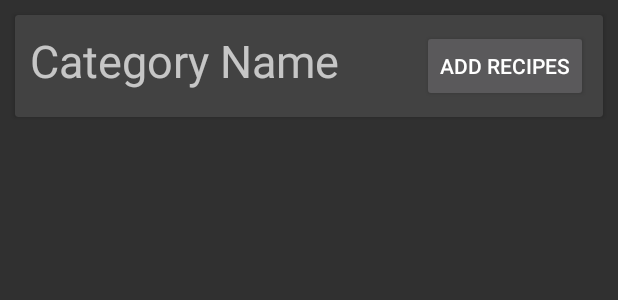
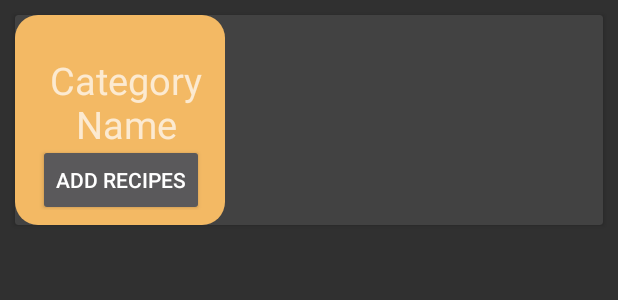
Before and after one commit to RitaSaeed/CookingOverEasy-App, an Android app: the layout cookbook_category.xml on its own in the app's theme, with its tools: preview values and no code run, on a phone screen of 412 x 824 dp. Shown: the top 300 px of the screen. Run offline under Robolectric (Android 15) with nearby library versions, the phone set to English and light mode, and no system bars; network calls fail.

Commit message:
boxes
created boxes for categories

```diff
--- /dev/null
+++ b/app/src/main/res/drawable/catbox.xml
@@ -0,0 +1,13 @@
+<?xml version="1.0" encoding="utf-8"?>
+<selector xmlns:android="http://schemas.android.com/apk/res/android">
+    <item>
+        <shape android:shape="rectangle">
+
+            <solid android:color="#F3B964"/>
+            <corners android:radius="15dp">
+
+            </corners>
+        </shape>
+
+    </item>
+</selector>
--- a/app/src/main/res/layout/cookbook_category.xml
+++ b/app/src/main/res/layout/cookbook_category.xml
@@ -1,36 +1,66 @@
 <?xml version="1.0" encoding="utf-8"?>
 <RelativeLayout
     xmlns:android="http://schemas.android.com/apk/res/android"
+    xmlns:app="http://schemas.android.com/apk/res-auto"
+    xmlns:tools="http://schemas.android.com/tools"
     android:layout_height="match_parent"
     android:layout_width="match_parent">
 
+    <GridLayout
+        android:layout_width="0dp"
+        android:layout_height="0dp"
+        app:layout_constraintBaseline_toBottomOf="parent"
+        app:layout_constraintTop_toTopOf="parent"
+        app:layout_constraintStart_toStartOf="parent"
+        app:layout_constraintEnd_toEndOf="parent"
+        android:columnCount="2"
+        android:rowCount="3"
+        android:layout_margin="10dp">
+    </GridLayout>
 
     <androidx.cardview.widget.CardView
         android:layout_width="match_parent"
         android:layout_height="wrap_content"
-        android:layout_margin="10dp">
+        android:layout_marginStart="10dp"
+        android:layout_marginTop="10dp"
+        android:layout_marginEnd="10dp"
+        android:layout_marginBottom="10dp">
 
-            <RelativeLayout
-                android:layout_width="match_parent"
+        <androidx.constraintlayout.widget.ConstraintLayout
+            android:id="@+id/relativeLayout"
+            android:layout_width="140dp"
+            android:layout_height="140dp"
+            android:background="@drawable/catbox"
+            android:padding="10dp">
+
+            <Button
+                android:id="@+id/addRecipes"
+                android:layout_width="wrap_content"
                 android:layout_height="wrap_content"
-                android:padding="10dp">
+                android:layout_marginTop="76dp"
+                android:layout_marginEnd="4dp"
+                android:text="Add Recipes"
+                app:layout_constraintEnd_toEndOf="parent"
+                app:layout_constraintRight_toRightOf="parent"
+                app:layout_constraintTop_toTopOf="parent" />
 
             <TextView
                 android:id="@+id/categoryName"
                 android:layout_width="wrap_content"
                 android:layout_height="wrap_content"
+                android:layout_marginStart="4dp"
+                android:layout_marginTop="16dp"
+                android:gravity="center"
                 android:text="Category Name"
-                    android:textSize="30dp"/>
+                android:textSize="25dp"
+                app:layout_constraintStart_toStartOf="parent"
+                app:layout_constraintTop_toTopOf="parent" />
 
-                <Button
-                    android:id="@+id/addRecipes"
-                    android:layout_width="wrap_content"
-                    android:layout_height="wrap_content"
-                    android:layout_alignParentEnd="true"
-                    android:text="Add Recipes"
-                    android:layout_alignParentRight="true"/>
 
-            </RelativeLayout>
+
+
+
+        </androidx.constraintlayout.widget.ConstraintLayout>
     </androidx.cardview.widget.CardView>
 
     </RelativeLayout>
```
Lines whose indentation alone changed are shown as unchanged.
